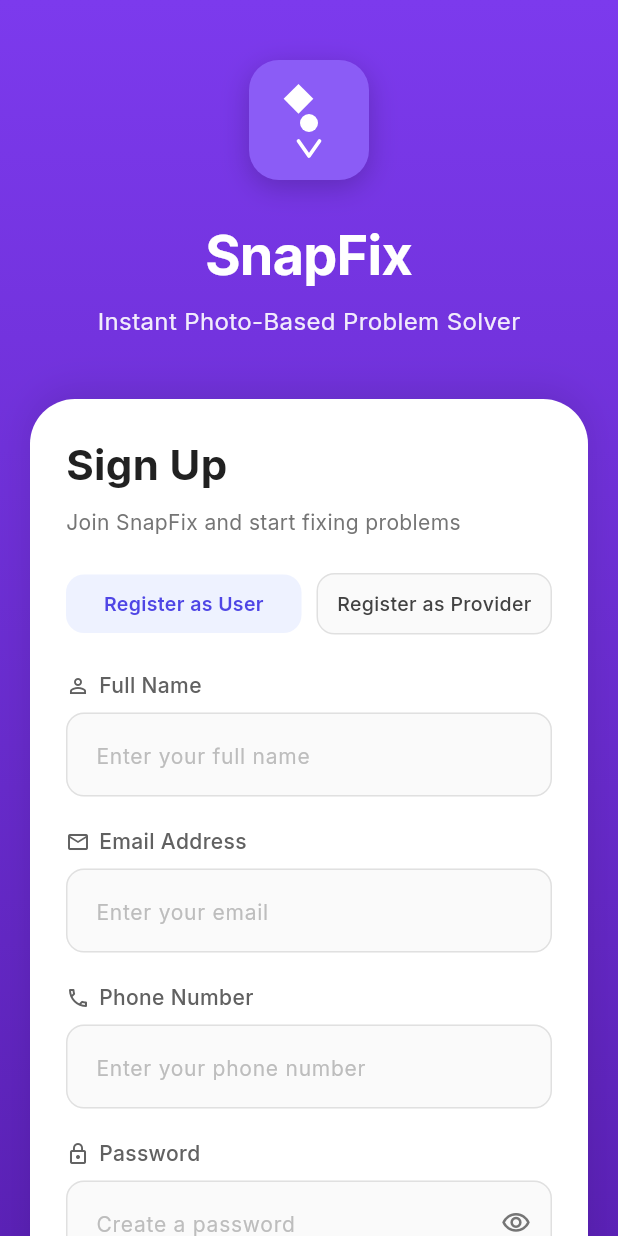
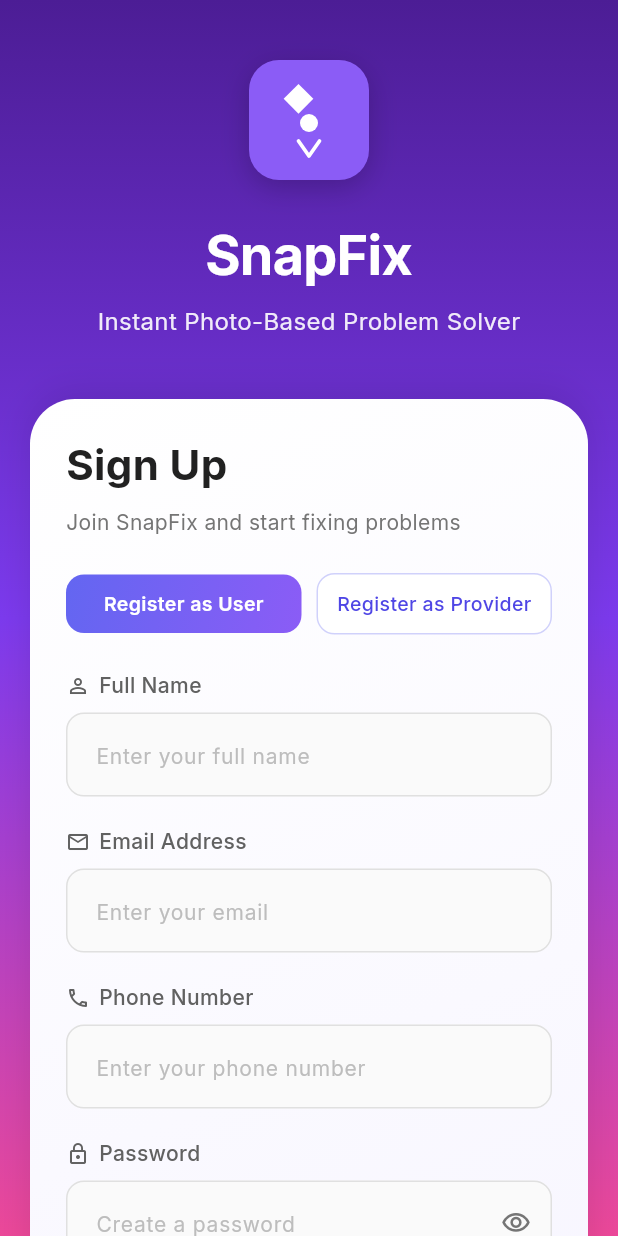
Before and after one commit to NeimOli/Snap-Fix, a Flutter app: the screen it shows after launch, after a tap on "Login to Your Account", after a tap on "Login", after a tap on "Sign Up", on a phone screen of 412 x 824 dp. Run offline on Flutter 3.47's test engine with Material 3 defaults, Android fonts, the light colour scheme and no system bars; our stand-ins replace camera, fl_chart, geolocator, go_router, google_fonts, image_picker and 2 more; accounts and stored records are empty; network calls fail.

```diff
--- a/lib/models/user.dart
+++ b/lib/models/user.dart
@@ -7,6 +7,8 @@ class AppUser {
     required this.problemsFixed,
     required this.moneySaved,
     required this.servicesUsed,
+    required this.totalRatingsCount,
+    required this.totalRatingsSum,
     required this.isProMember,
     required this.avatarUrl,
     required this.role,
@@ -23,6 +25,8 @@ class AppUser {
       problemsFixed: (json['problemsFixed'] ?? 0) as num,
       moneySaved: (json['moneySaved'] ?? 0) as num,
       servicesUsed: (json['servicesUsed'] ?? 0) as num,
+      totalRatingsCount: (json['totalRatingsCount'] ?? 0) as num,
+      totalRatingsSum: (json['totalRatingsSum'] ?? 0) as num,
       isProMember: (json['isProMember'] ?? false) as bool,
       avatarUrl: (json['avatarUrl'] ?? '') as String,
       role: (json['role'] ?? 'user') as String,
@@ -38,6 +42,8 @@ class AppUser {
   final num problemsFixed;
   final num moneySaved;
   final num servicesUsed;
+  final num totalRatingsCount;
+  final num totalRatingsSum;
   final bool isProMember;
   final String avatarUrl;
   final String role;
@@ -50,6 +56,8 @@ class AppUser {
     num? problemsFixed,
     num? moneySaved,
     num? servicesUsed,
+    num? totalRatingsCount,
+    num? totalRatingsSum,
     bool? isProMember,
     String? avatarUrl,
     String? role,
@@ -64,6 +72,8 @@ class AppUser {
       problemsFixed: problemsFixed ?? this.problemsFixed,
       moneySaved: moneySaved ?? this.moneySaved,
       servicesUsed: servicesUsed ?? this.servicesUsed,
+      totalRatingsCount: totalRatingsCount ?? this.totalRatingsCount,
+      totalRatingsSum: totalRatingsSum ?? this.totalRatingsSum,
       isProMember: isProMember ?? this.isProMember,
       avatarUrl: avatarUrl ?? this.avatarUrl,
       role: role ?? this.role,
--- a/lib/screens/provider_dashboard_screen.dart
+++ b/lib/screens/provider_dashboard_screen.dart
@@ -757,19 +757,16 @@ class _ProviderDashboardScreenState extends State<ProviderDashboardScreen> {
     }
     final String availabilityLabel = hasActiveJob ? 'Busy with a job' : 'Available now';
 
-    // Compute provider rating from user model if available
+    // Compute provider rating from AppUser if available
     double? rating;
     int reviewCount = 0;
-    try {
-      final sum = user?.totalRatingsSum;
-      final count = user?.totalRatingsCount;
-      if (sum is num && count is num && count > 0) {
+    if (user != null) {
+      final sum = user.totalRatingsSum;
+      final count = user.totalRatingsCount;
+      if (count > 0) {
         rating = sum.toDouble() / count.toDouble();
         reviewCount = count.toInt();
       }
-    } catch (_) {
-      rating = null;
-      reviewCount = 0;
     }
 
     return SingleChildScrollView(
--- a/lib/screens/provider_register_screen.dart
+++ b/lib/screens/provider_register_screen.dart
@@ -96,11 +96,44 @@ class _ProviderRegisterScreenState extends State<ProviderRegisterScreen> {
 
     return Scaffold(
       appBar: AppBar(
-        title: const Text('Service Provider Register'),
+        leading: IconButton(
+          icon: const Icon(Icons.arrow_back_ios_new_rounded),
+          onPressed: () {
+            context.go('/StartPage');
+          },
         ),
-      body: SafeArea(
+        title: const Text('Sign Up'),
+      ),
+      body: Container(
+        decoration: const BoxDecoration(
+          gradient: LinearGradient(
+            begin: Alignment.topCenter,
+            end: Alignment.bottomCenter,
+            colors: [
+              Color(0xFF4C1D95),
+              Color(0xFF7C3AED),
+              Color(0xFF0EA5E9),
+            ],
+          ),
+        ),
+        child: SafeArea(
           child: SingleChildScrollView(
             padding: const EdgeInsets.all(20),
+            child: Container(
+              padding: const EdgeInsets.all(20),
+              decoration: BoxDecoration(
+                color: Colors.white,
+                borderRadius: BorderRadius.circular(20),
+                boxShadow: [
+                  BoxShadow(
+                    color: Colors.black.withOpacity(0.12),
+                    blurRadius: 18,
+                    offset: const Offset(0, 8),
+                  ),
+                ],
+              ),
+              child: Form(
+                key: _formKey,
                 child: Column(
                   crossAxisAlignment: CrossAxisAlignment.start,
                   children: [
@@ -118,10 +151,6 @@ class _ProviderRegisterScreenState extends State<ProviderRegisterScreen> {
                       ),
                     ),
                     const SizedBox(height: 24),
-              Form(
-                key: _formKey,
-                child: Column(
-                  children: [
                     TextFormField(
                       controller: _nameController,
                       decoration: const InputDecoration(
@@ -332,6 +361,7 @@ class _ProviderRegisterScreenState extends State<ProviderRegisterScreen> {
                           shape: RoundedRectangleBorder(
                             borderRadius: BorderRadius.circular(12),
                           ),
+                          backgroundColor: const Color(0xFF6366F1),
                         ),
                         child: _isSubmitting
                             ? const SizedBox(
@@ -356,7 +386,7 @@ class _ProviderRegisterScreenState extends State<ProviderRegisterScreen> {
                   ],
                 ),
               ),
-            ],
+            ),
           ),
         ),
       ),
--- a/lib/screens/register_page.dart
+++ b/lib/screens/register_page.dart
@@ -46,13 +46,14 @@ class _RegisterPageState extends State<RegisterPage> {
   Widget build(BuildContext context) {
     return Scaffold(
       body: Container(
-        decoration: BoxDecoration(
+        decoration: const BoxDecoration(
           gradient: LinearGradient(
             begin: Alignment.topCenter,
             end: Alignment.bottomCenter,
             colors: [
-              const Color(0xFF7C3AED), // Medium purple
-              const Color(0xFF5B21B6), // Darker purple
+              Color(0xFF4C1D95), // deep purple
+              Color(0xFF7C3AED), // medium purple
+              Color(0xFFEC4899), // pink accent near bottom
             ],
           ),
         ),
@@ -154,7 +155,14 @@ class _RegisterPageState extends State<RegisterPage> {
       margin: const EdgeInsets.symmetric(horizontal: 20),
       padding: const EdgeInsets.all(24),
       decoration: BoxDecoration(
-        color: Colors.white,
+        gradient: const LinearGradient(
+          begin: Alignment.topLeft,
+          end: Alignment.bottomRight,
+          colors: [
+            Color(0xFFFFFFFF),
+            Color(0xFFF5F3FF), // soft purple tint
+          ],
+        ),
         borderRadius: const BorderRadius.only(
           topLeft: Radius.circular(30),
           topRight: Radius.circular(30),
@@ -196,7 +204,14 @@ class _RegisterPageState extends State<RegisterPage> {
                   child: Container(
                     padding: const EdgeInsets.symmetric(vertical: 10),
                     decoration: BoxDecoration(
-                      color: const Color(0xFFEEF2FF),
+                      gradient: const LinearGradient(
+                        begin: Alignment.topLeft,
+                        end: Alignment.bottomRight,
+                        colors: [
+                          Color(0xFF6366F1),
+                          Color(0xFF8B5CF6),
+                        ],
+                      ),
                       borderRadius: BorderRadius.circular(12),
                     ),
                     child: Center(
@@ -205,7 +220,7 @@ class _RegisterPageState extends State<RegisterPage> {
                         style: GoogleFonts.inter(
                           fontSize: 13,
                           fontWeight: FontWeight.w600,
-                          color: const Color(0xFF4F46E5),
+                          color: Colors.white,
                         ),
                       ),
                     ),
@@ -221,10 +236,10 @@ class _RegisterPageState extends State<RegisterPage> {
                     child: Container(
                       padding: const EdgeInsets.symmetric(vertical: 10),
                       decoration: BoxDecoration(
-                        color: Colors.grey[50],
+                        color: Colors.white,
                         borderRadius: BorderRadius.circular(12),
                         border: Border.all(
-                          color: Colors.grey[300]!,
+                          color: const Color(0xFF6366F1).withOpacity(0.3),
                         ),
                       ),
                       child: Center(
@@ -233,7 +248,7 @@ class _RegisterPageState extends State<RegisterPage> {
                           style: GoogleFonts.inter(
                             fontSize: 13,
                             fontWeight: FontWeight.w500,
-                            color: Colors.grey[800],
+                            color: const Color(0xFF4F46E5),
                           ),
                         ),
                       ),
--- a/lib/screens/start_page.dart
+++ b/lib/screens/start_page.dart
@@ -108,9 +108,10 @@ class _StartPageState extends State<StartPage> with SingleTickerProviderStateMix
             begin: Alignment.topCenter,
             end: Alignment.bottomCenter,
             colors: [
-              Color(0xFF4C1D95),
-              Color(0xFF6D28D9),
-              Color(0xFF7C3AED),
+              Color(0xFF4C1D95), // deep purple
+              Color(0xFF6D28D9), // mid purple
+              Color(0xFF7C3AED), // bright purple
+              Color(0xFFF97316), // warm orange accent near bottom
             ],
           ),
         ),
@@ -253,7 +254,14 @@ class _StartPageState extends State<StartPage> with SingleTickerProviderStateMix
       margin: const EdgeInsets.symmetric(horizontal: 20),
       padding: const EdgeInsets.all(24),
       decoration: BoxDecoration(
-        color: Colors.white,
+        gradient: const LinearGradient(
+          begin: Alignment.topLeft,
+          end: Alignment.bottomRight,
+          colors: [
+            Color(0xFFFFFFFF),
+            Color(0xFFF5F3FF), // very light purple tint
+          ],
+        ),
         borderRadius: BorderRadius.circular(24),
         boxShadow: [
           BoxShadow(
@@ -294,20 +302,6 @@ class _StartPageState extends State<StartPage> with SingleTickerProviderStateMix
           // Feature Grid
           _buildFeatureGrid(),
           const SizedBox(height: 16),
-          Align(
-            alignment: Alignment.center,
-            child: TextButton(
-              onPressed: () => context.go('/provider-register'),
-              child: Text(
-                'I am a service provider',
-                style: GoogleFonts.inter(
-                  fontSize: 13,
-                  fontWeight: FontWeight.w500,
-                  color: const Color(0xFF6366F1),
-                ),
-              ),
-            ),
-          ),
         ],
       ),
     );
@@ -445,10 +439,10 @@ class _StartPageState extends State<StartPage> with SingleTickerProviderStateMix
     return Container(
       padding: const EdgeInsets.all(16),
       decoration: BoxDecoration(
-        color: Colors.grey[50],
+        color: Colors.white.withOpacity(0.96),
         borderRadius: BorderRadius.circular(12),
         border: Border.all(
-          color: Colors.grey.withOpacity(0.1),
+          color: Colors.deepPurple.withOpacity(0.08),
         ),
       ),
       child: Column(
@@ -457,12 +451,19 @@ class _StartPageState extends State<StartPage> with SingleTickerProviderStateMix
           Container(
             padding: const EdgeInsets.all(10),
             decoration: BoxDecoration(
-              color: const Color(0xFF6366F1).withOpacity(0.1),
+              gradient: const LinearGradient(
+                begin: Alignment.topLeft,
+                end: Alignment.bottomRight,
+                colors: [
+                  Color(0xFF6366F1), // purple
+                  Color(0xFF22C55E), // green accent
+                ],
+              ),
               borderRadius: BorderRadius.circular(10),
             ),
             child: Icon(
               icon,
-              color: const Color(0xFF6366F1),
+              color: Colors.white,
               size: 24,
             ),
           ),
@@ -492,18 +493,38 @@ class _StartPageState extends State<StartPage> with SingleTickerProviderStateMix
   }
 
   Widget _buildAdsSection() {
-    return Column(
+    return Container(
+      padding: const EdgeInsets.all(14),
+      decoration: BoxDecoration(
+        color: Colors.white.withOpacity(0.12),
+        borderRadius: BorderRadius.circular(18),
+        border: Border.all(
+          color: Colors.white.withOpacity(0.15),
+        ),
+      ),
+      child: Column(
         crossAxisAlignment: CrossAxisAlignment.start,
         children: [
-        Text(
+          Row(
+            children: [
+              Container(
+                padding: const EdgeInsets.symmetric(horizontal: 10, vertical: 4),
+                decoration: BoxDecoration(
+                  color: Colors.white.withOpacity(0.14),
+                  borderRadius: BorderRadius.circular(999),
+                ),
+                child: Text(
                   'What you can do with SnapFix',
                   style: GoogleFonts.inter(
-            fontSize: 14,
+                    fontSize: 12,
                     fontWeight: FontWeight.w600,
-            color: Colors.grey[900],
+                    color: Colors.white,
                   ),
                 ),
-        const SizedBox(height: 12),
+              ),
+            ],
+          ),
+          const SizedBox(height: 10),
           SizedBox(
             height: 120,
             child: PageView.builder(
@@ -514,14 +535,34 @@ class _StartPageState extends State<StartPage> with SingleTickerProviderStateMix
               },
               itemBuilder: (context, index) {
                 final ad = _ads[index];
-              return _buildAdCard(
+                return AnimatedBuilder(
+                  animation: _adsController,
+                  builder: (context, child) {
+                    double page = 0;
+                    if (_adsController.hasClients && _adsController.page != null) {
+                      page = _adsController.page!;
+                    } else {
+                      page = _currentAdPage.toDouble();
+                    }
+
+                    final distance = (page - index).abs();
+                    final scale = (1 - distance * 0.12).clamp(0.9, 1.0);
+
+                    return Transform.scale(
+                      scale: scale,
+                      child: child,
+                    );
+                  },
+                  child: _buildAdCard(
                     title: ad['title'] ?? '',
                     description: ad['description'] ?? '',
+                  ),
                 );
               },
             ),
           ),
         ],
+      ),
     );
   }
 
@@ -540,6 +581,13 @@ class _StartPageState extends State<StartPage> with SingleTickerProviderStateMix
             Color(0xFFE0ECFF),
           ],
         ),
+        boxShadow: [
+          BoxShadow(
+            color: Colors.black.withOpacity(0.08),
+            blurRadius: 10,
+            offset: const Offset(0, 4),
+          ),
+        ],
       ),
       child: Column(
         crossAxisAlignment: CrossAxisAlignment.start,
```
Lines whose indentation alone changed are shown as unchanged.
